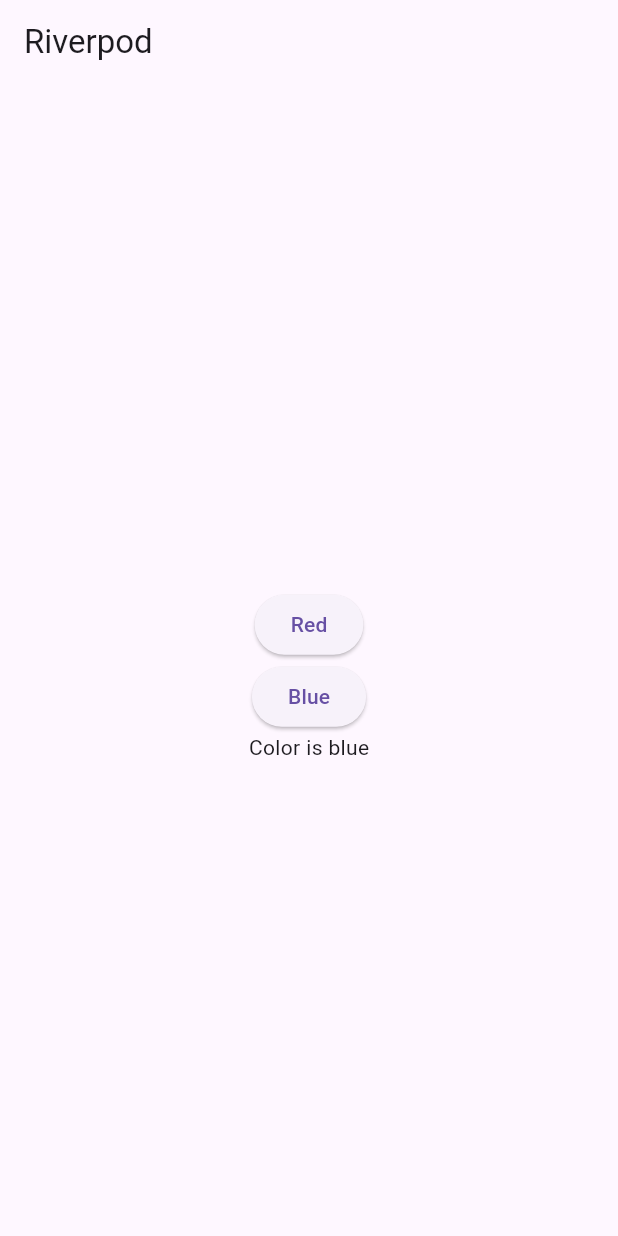
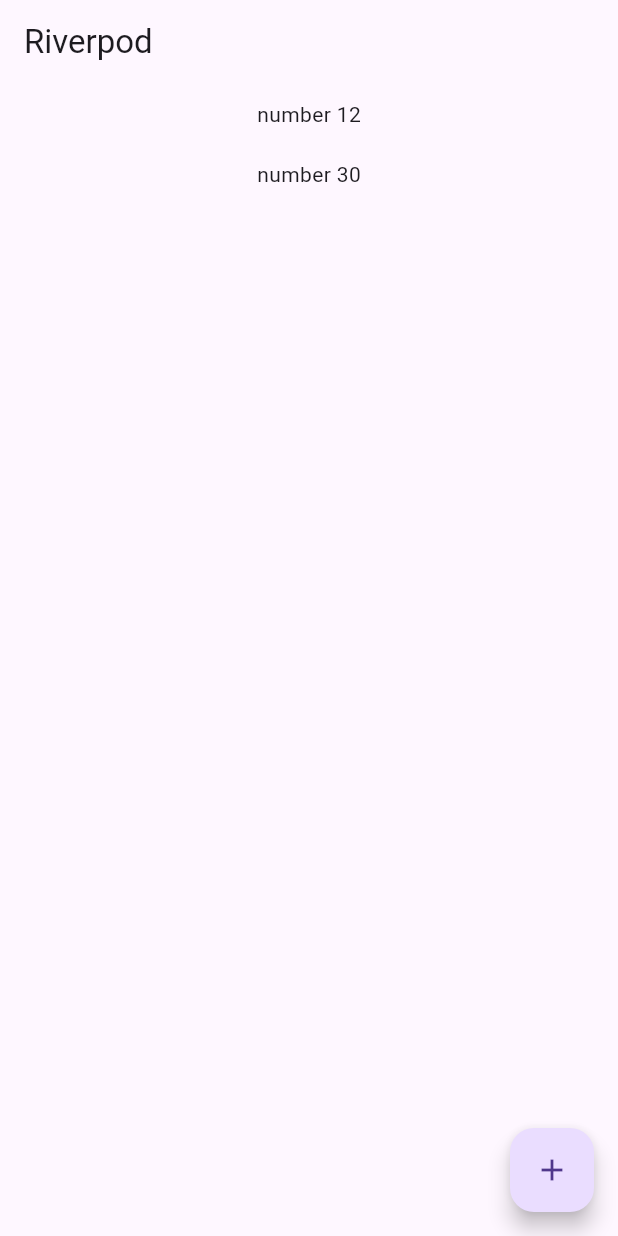
Before and after one commit to shahadat-coder/Riverpod, a Flutter app: the screen it shows after launch, on a phone screen of 412 x 824 dp. Run offline on Flutter 3.47's test engine with Material 3 defaults, Android fonts, the light colour scheme and no system bars; our stand-ins replace flutter_riverpod.

Commit message:
Flutter Riverpod CRUD Operation

```diff
--- /dev/null
+++ b/lib/Screens/number_notifier.dart
@@ -0,0 +1,76 @@
+import 'dart:math';
+
+import 'package:flutter/material.dart';
+import 'package:flutter_riverpod/flutter_riverpod.dart';
+
+
+
+final numbersProvider =
+    StateNotifierProvider<NumberNotifier, List<String>>((ref){
+    return NumberNotifier();
+});
+
+
+class NumberNotifier extends StateNotifier<List<String>>{
+  NumberNotifier():super(['number 12','number 30']);
+ void add(String number){
+   state = [...state,number];
+ }
+ void remove(String number){
+   state = [...state.where((element) => element != number)];
+ }
+
+ void update(String number,String updatedNumber){
+   final updatedList = <String>[];
+   for(var i =0;i < state.length; i++){
+     if(state[i] == number){
+       updatedList.add(updatedNumber);
+     }else{
+       updatedList.add(state[i]);
+     }
+   }
+   state = updatedList;
+ }
+
+}
+
+class NumberPage extends ConsumerWidget {
+  const NumberPage({super.key});
+
+  @override
+  Widget build(BuildContext context, WidgetRef ref) {
+    final numbers = ref.watch(numbersProvider);
+    return Scaffold(
+      appBar: AppBar(
+        title: const Text('Riverpod'),
+      ),
+      floatingActionButton: FloatingActionButton(
+        onPressed: (){
+          ref
+           .read(numbersProvider.notifier)
+              .add('number ${Random().nextInt(100)}');
+        },
+        child: const Icon(Icons.add),
+      ),
+      body: Center(
+        child: Column(
+           children: numbers.map((e) => GestureDetector(
+             onLongPress: (){
+               ref
+               .read(numbersProvider.notifier)
+                   .update(e, '$e${Random().nextInt(1000).toString()}');
+             },
+
+             onTap: (){
+               ref.read(numbersProvider.notifier).remove(e);
+             },
+             child: Padding(
+               padding: const EdgeInsets.all(10.0),
+               child: Text(e),
+             ),
+           )).toList(),
+        ),
+      ),
+    );
+  }
+}
--- a/lib/main.dart
+++ b/lib/main.dart
@@ -1,5 +1,6 @@
 import 'package:flutter/material.dart';
 import 'package:flutter_riverpod/flutter_riverpod.dart';
+import 'package:river_pod/Screens/number_notifier.dart';
 import 'package:river_pod/Screens/selected_button.dart';
 import 'package:river_pod/home_page.dart';
 
@@ -20,7 +21,7 @@
         primaryColor: Colors.cyan,
         useMaterial3: true,
       ),
-      home:  const SelectedButton(),
+      home:  const NumberPage(),
     );
   }
 }
```
